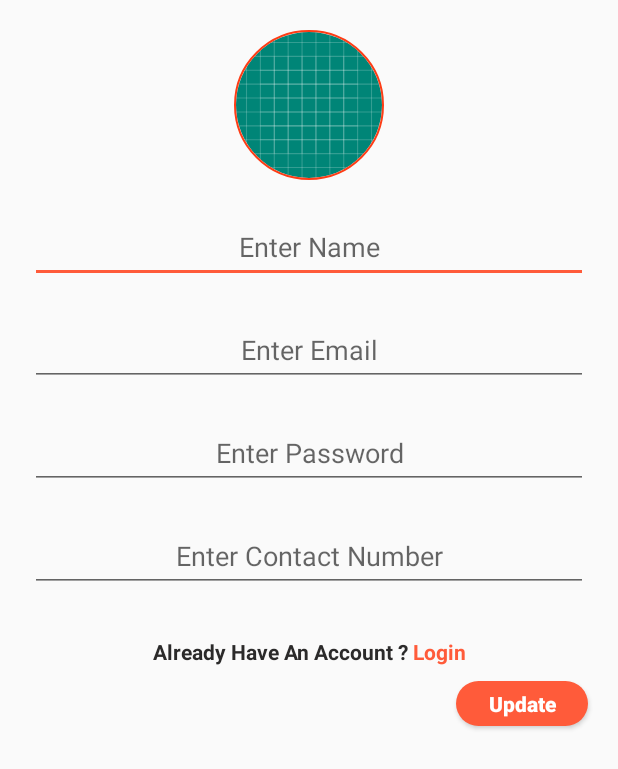
After one commit to ahmedkhan4u/ServiceProvider, an Android app: the layout fragment_signup_personal_information.xml on its own in the app's theme, with its tools: preview values and no code run, on a phone screen of 412 x 824 dp. The commit adds this screen. Shown: the top 769 px of the screen. Run offline under Robolectric (Android 15) with nearby library versions, the phone set to English and light mode, and no system bars.

Commit message:
fragment updated + floating

```diff
--- a/app/build.gradle
+++ b/app/build.gradle
@@ -30,7 +30,7 @@ dependencies {
     implementation 'com.android.support:cardview-v7:28.0.0'
     androidTestImplementation 'com.android.support.test:runner:1.0.2'
     androidTestImplementation 'com.android.support.test.espresso:espresso-core:3.0.2'
-
+    implementation 'com.github.baoyachi:StepView:1.9'
     implementation 'com.google.firebase:firebase-core:16.0.5'
     implementation 'com.google.firebase:firebase-auth:16.0.5'
     implementation 'de.hdodenhof:circleimageview:3.0.0'
--- a/app/src/main/java/com/khan/serviceprovider/Home.java
+++ b/app/src/main/java/com/khan/serviceprovider/Home.java
@@ -26,6 +26,7 @@ public class Home extends AppCompatActivity implements NavigationView.OnNavigati
         setContentView(R.layout.activity_home);
         toolbar = (Toolbar) findViewById(R.id.toolbar);
         setSupportActionBar(toolbar);
+        mAuth = FirebaseAuth.getInstance();
         drawerLayout = (DrawerLayout)findViewById(R.id.drawer_layout);
         NavigationView navigationView = (NavigationView) findViewById(R.id.nav_view);
         navigationView.setNavigationItemSelectedListener(this);
@@ -77,11 +78,12 @@ public class Home extends AppCompatActivity implements NavigationView.OnNavigati
                 break;
             }
 
-            case R.id.logout:
+            case R.id.logout: {
                 mAuth.signOut();
-                startActivity(new Intent(getApplicationContext(),MainActivity.class));
+                startActivity(new Intent(getApplicationContext(), MainActivity.class));
                 finish();
                 break;
+            }
         }
         drawerLayout.closeDrawer(GravityCompat.START);
 
--- /dev/null
+++ b/app/src/main/res/layout/fragment_signup_personal_information.xml
@@ -0,0 +1,110 @@
+<?xml version="1.0" encoding="utf-8"?>
+<FrameLayout xmlns:android="http://schemas.android.com/apk/res/android"
+    xmlns:tools="http://schemas.android.com/tools"
+    android:layout_width="match_parent"
+    android:layout_height="match_parent"
+    xmlns:app="http://schemas.android.com/apk/res-auto"
+    android:orientation="vertical"
+    tools:context=".signup_personal_information">
+
+    <LinearLayout
+        android:layout_width="match_parent"
+        android:layout_centerVertical="true"
+        android:orientation="vertical"
+        android:gravity="center"
+        android:layout_margin="10dp"
+        android:layout_height="wrap_content">
+        <de.hdodenhof.circleimageview.CircleImageView
+            android:layout_margin="10dp"
+            android:layout_width="100dp"
+            android:layout_height="100dp"
+            android:src="@drawable/ic_launcher_background"
+            app:civ_border_color="#FD3D16"
+            app:civ_border_width="1dp"/>
+    <EditText
+        android:layout_margin="10dp"
+        android:layout_width="match_parent"
+        android:layout_height="wrap_content"
+        android:hint="Enter Name"
+        android:inputType="textPersonName"
+        android:id="@+id/register_Name"
+        android:textAlignment="center"
+        android:textColor="@color/blackColor"
+        android:padding="12dp"
+        />
+    <EditText
+        android:layout_margin="10dp"
+        android:layout_width="match_parent"
+        android:layout_height="wrap_content"
+        android:hint="Enter Email"
+        android:id="@+id/register_Email"
+        android:textAlignment="center"
+        android:inputType="textEmailAddress"
+        android:textColor="@color/blackColor"
+        android:padding="12dp"
+        android:layout_marginTop="10dp"
+        />
+    <EditText
+        android:layout_margin="10dp"
+        android:layout_width="match_parent"
+        android:layout_height="wrap_content"
+        android:hint="Enter Password"
+        android:id="@+id/register_password"
+        android:textAlignment="center"
+        android:textColor="@color/blackColor"
+        android:inputType="textPassword"
+        android:padding="12dp"
+        android:layout_marginTop="10dp"
+        />
+    <EditText
+        android:layout_margin="10dp"
+        android:layout_width="match_parent"
+        android:layout_height="wrap_content"
+        android:hint="Enter Contact Number"
+        android:id="@+id/register_PhoneNumber"
+        android:textAlignment="center"
+        android:textColor="@color/blackColor"
+        android:padding="12dp"
+        android:layout_marginTop="10dp"
+        android:inputType="phone"
+        />
+        <LinearLayout
+            android:layout_width="match_parent"
+            android:orientation="horizontal"
+            android:gravity="center_horizontal"
+            android:layout_marginTop="20dp"
+            android:layout_height="wrap_content">
+            <TextView
+                android:textAlignment="center"
+                android:layout_width="wrap_content"
+                android:layout_height="match_parent"
+                android:text="Already Have An Account ?"
+                android:textColor="@color/blackColor"
+                android:textStyle="bold"
+                />
+            <TextView
+                android:id="@+id/createaccount"
+                android:layout_width="wrap_content"
+                android:layout_height="match_parent"
+                android:text=" Login"
+                android:textColor="@color/colorPrimaryDark"
+                android:textStyle="bold"
+                />
+
+        </LinearLayout>
+
+        <Button
+            android:layout_width="wrap_content"
+            android:layout_height="30dp"
+            android:text="Update"
+            android:textStyle="bold"
+            android:textAllCaps="false"
+            android:layout_gravity="end|bottom"
+            android:layout_marginTop="20dp"
+            android:background="@drawable/button_bg"
+            android:layout_margin="10dp"
+            android:textColor="@color/whiteColor"
+            />
+    </LinearLayout>
+
+</FrameLayout>
--- a/app/src/main/res/menu/drawer_menu.xml
+++ b/app/src/main/res/menu/drawer_menu.xml
@@ -12,10 +12,7 @@
             android:id="@+id/nav_profile"
             android:icon="@drawable/ic_person_black_24dp"
             android:title="@string/menu_profile" />
-        <item
-            android:id="@+id/nav_logout"
-            android:icon="@drawable/logout"
-            android:title="@string/menu_logout" />
+
 
     </group>
 
--- a/app/src/main/res/values/colors.xml
+++ b/app/src/main/res/values/colors.xml
@@ -5,6 +5,7 @@
     <color name="colorAccent">#FF5b3a</color>
 =======
 
+    <color name="holo_red_dark">#ffcc0000</color>
     <color name="whiteColor">#FFFFFF</color>
     <color name="blackColor">#2B2A2A</color>
     <color name="greenColor">#4CAF50</color>
--- a/app/src/main/res/values/strings.xml
+++ b/app/src/main/res/values/strings.xml
@@ -15,4 +15,7 @@
     <string name="menu_rate_us">Rate Us</string>
     <string name="menu_about_us">About Us</string>
     <string name="add_item">Add Item</string>
+
+    <!-- TODO: Remove or change this placeholder text -->
+    <string name="hello_blank_fragment">Hello blank fragment</string>
 </resources>
--- a/build.gradle
+++ b/build.gradle
@@ -19,6 +19,7 @@ allprojects {
     repositories {
         google()
         jcenter()
+        maven { url "https://jitpack.io" }
 
     }
 }
```
Also changed, not shown: app/src/main/java/com/khan/serviceprovider/SignUpActivity.java (+36 -0 lines), app/src/main/java/com/khan/serviceprovider/SplashScreen.java (+0 -44 lines), app/src/main/java/com/khan/serviceprovider/addresses_fragment.java (added, +25 -0 lines), app/src/main/java/com/khan/serviceprovider/payment_methods.java (added, +24 -0 lines), app/src/main/java/com/khan/serviceprovider/signup_personal_information.java (added, +23 -0 lines), app/src/main/res/layout/activity_sign_up.xml (+33 -81 lines), app/src/main/res/layout/fragment_addresses_fragment.xml (added, +14 -0 lines), app/src/main/res/layout/fragment_payment_methods.xml (added, +14 -0 lines), app/src/main/res/layout/nav_header_home.xml (deleted, +0 -35 lines).
